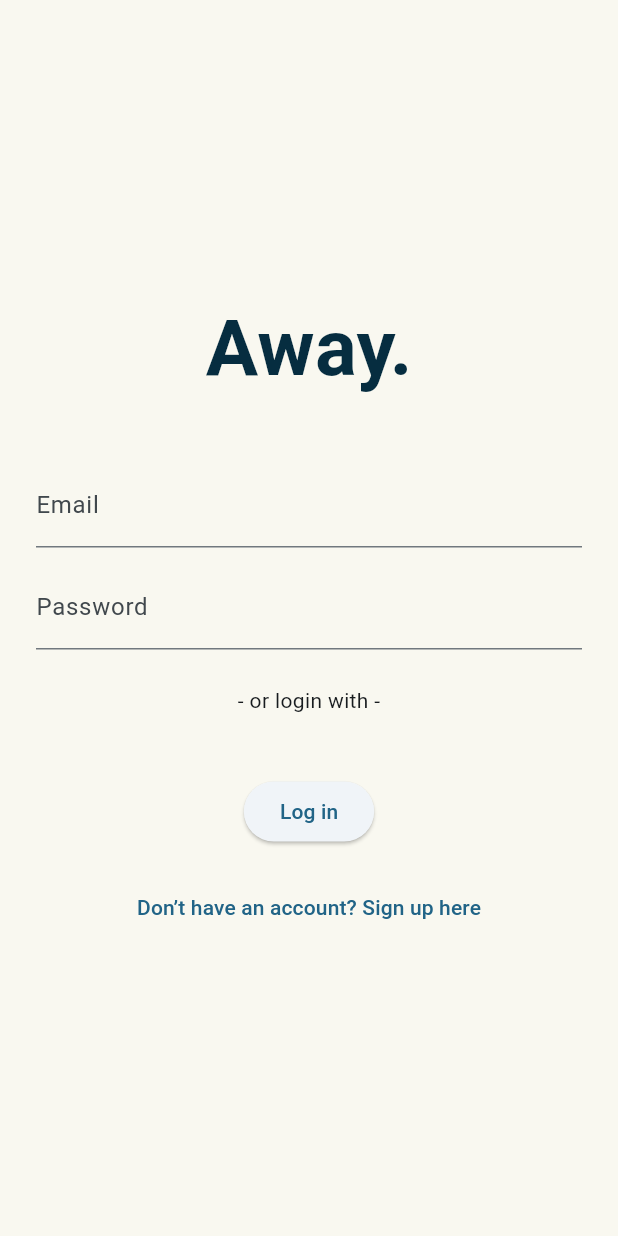
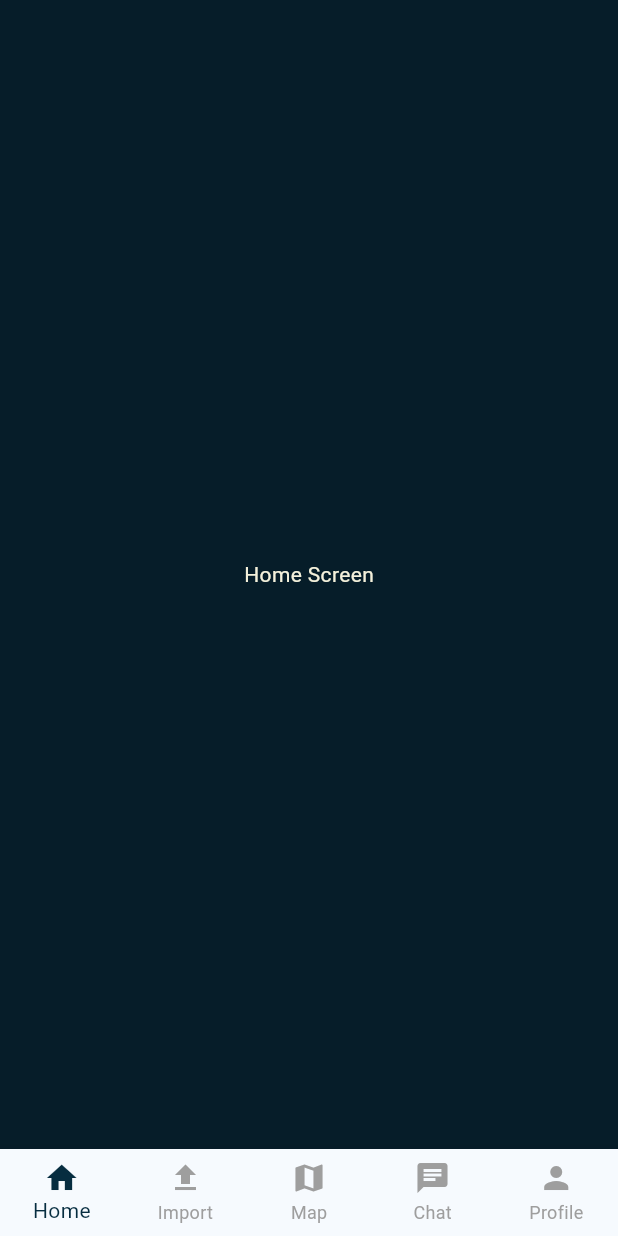
Before and after one commit to claudiafarkas/away_app, a Flutter app: the screen it shows after launch, after a tap on "Log in", on a phone screen of 412 x 824 dp. Run offline on Flutter 3.47's test engine with Material 3 defaults, Android fonts, the light colour scheme and no system bars; Roboto replaces fonts that are missing (Times New Roman).

Commit message:
built bottom nav bar

```diff
--- a/away_app_v1/lib/views/auth/auth_screen.dart
+++ b/away_app_v1/lib/views/auth/auth_screen.dart
@@ -1,6 +1,7 @@
 // lib/views/welcome/welcome_load.dart
 import 'package:flutter/material.dart';
 import '../auth/signup_screen.dart';
+import 'package:away_app_v1/widgets/bottom_nav_scaffold.dart';
 
 class AuthPage extends StatelessWidget {
   const AuthPage({super.key});
@@ -37,7 +38,12 @@ class AuthPage extends StatelessWidget {
             const SizedBox(height: 40),
             ElevatedButton(
               onPressed: () {
-                // handle login
+                // TODO handle login
+                // temp button override to test
+                Navigator.pushReplacement(
+                  context,
+                  MaterialPageRoute(builder: (_) => const BottomNavScaffold()),
+                );
               },
               child: const Text('Log in'),
             ),
--- a/away_app_v1/lib/views/home/home_screen.dart
+++ b/away_app_v1/lib/views/home/home_screen.dart
@@ -0,0 +1,18 @@
+import 'package:flutter/material.dart';
+// import 'lib/widgets/bottom_nav_scaffold.dart';
+
+class HomeScreen extends StatelessWidget {
+  const HomeScreen({super.key});
+
+  @override
+  Widget build(BuildContext context) {
+    return const Scaffold(
+      body: Center(
+        child: Text(
+          'Home Screen',
+          style: TextStyle(color: Color.fromARGB(255, 244, 241, 219)),
+        ),
+      ),
+    );
+  }
+}
--- /dev/null
+++ b/away_app_v1/lib/widgets/bottom_nav_scaffold.dart
@@ -0,0 +1,57 @@
+import 'package:flutter/material.dart';
+import '../views/home/home_screen.dart';
+import '../views/import/link_import_screen.dart';
+import '../views/map/map_screen.dart';
+import '../views/chat/chat_screen.dart';
+import '../views/profile/profile_screen.dart';
+
+class BottomNavScaffold extends StatefulWidget {
+  final int initialIndex;
+
+  const BottomNavScaffold({super.key, this.initialIndex = 0});
+
+  @override
+  State<BottomNavScaffold> createState() => _BottomNavScaffoldState();
+}
+
+class _BottomNavScaffoldState extends State<BottomNavScaffold> {
+  late int _currentIndex;
+
+  final List<Widget> _pages = const [
+    HomeScreen(),
+    ImportScreen(),
+    MapScreen(),
+    ChatScreen(),
+    ProfileScreen(),
+  ];
+
+  @override
+  void initState() {
+    super.initState();
+    _currentIndex = widget.initialIndex;
+  }
+
+  @override
+  Widget build(BuildContext context) {
+    return Scaffold(
+      body: _pages[_currentIndex],
+      bottomNavigationBar: BottomNavigationBar(
+        currentIndex: _currentIndex,
+        onTap: (index) => setState(() => _currentIndex = index),
+        type: BottomNavigationBarType.fixed,
+        selectedItemColor: const Color(0xFF062D40),
+        unselectedItemColor: Colors.grey,
+        items: const [
+          BottomNavigationBarItem(icon: Icon(Icons.home), label: 'Home'),
+          BottomNavigationBarItem(
+            icon: Icon(Icons.file_upload),
+            label: 'Import',
+          ),
+          BottomNavigationBarItem(icon: Icon(Icons.map), label: 'Map'),
+          BottomNavigationBarItem(icon: Icon(Icons.chat), label: 'Chat'),
+          BottomNavigationBarItem(icon: Icon(Icons.person), label: 'Profile'),
+        ],
+      ),
+    );
+  }
+}
```
Also changed, not shown: away_app_v1/lib/views/chat/chat_screen.dart (+17 -0 lines), away_app_v1/lib/views/import/link_import_screen.dart (+17 -0 lines), away_app_v1/lib/views/map/map_screen.dart (+17 -0 lines), away_app_v1/lib/views/profile/profile_screen.dart (+17 -0 lines).
